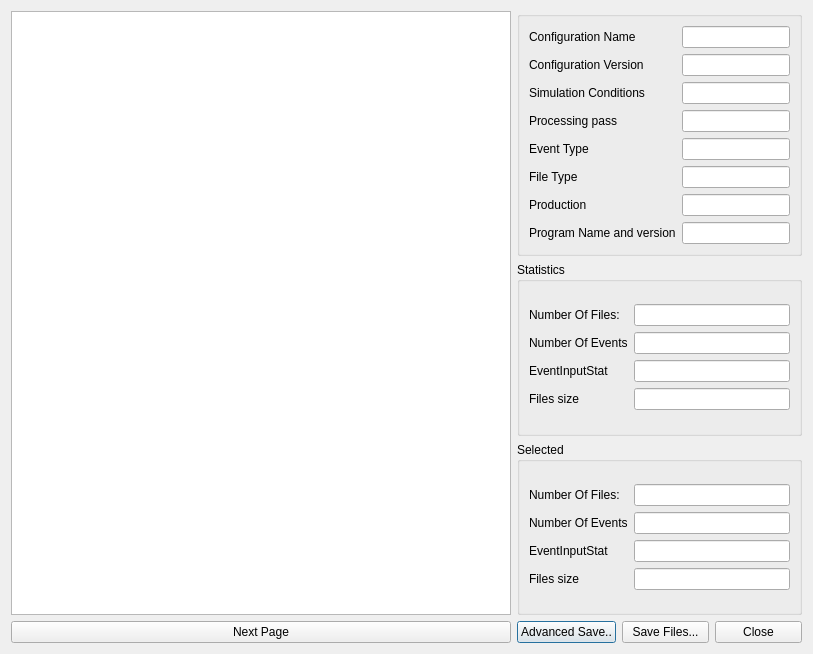
Old version of the form LHCbDIRAC/BookkeepingSystem/Gui/Widget/FileDialog.ui in the repository antolu/LHCbDIRAC.
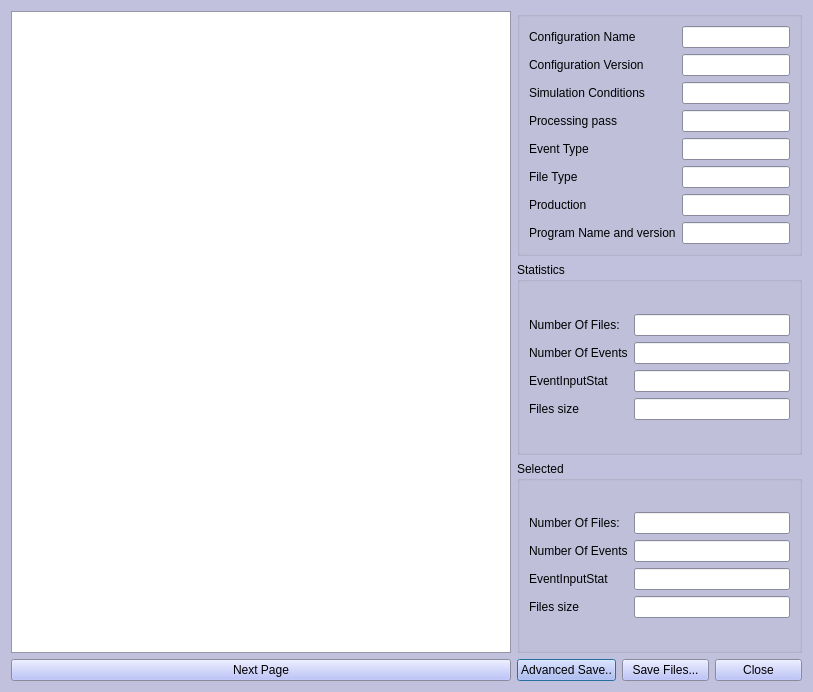
New version of the form.

```diff
--- a/LHCbDIRAC/BookkeepingSystem/Gui/Widget/FileDialog.ui
+++ b/LHCbDIRAC/BookkeepingSystem/Gui/Widget/FileDialog.ui
@@ -10,9 +10,100 @@
     <x>0</x>
     <y>0</y>
     <width>813</width>
-    <height>654</height>
+    <height>692</height>
    </rect>
   </property>
+  <property name="palette">
+   <palette>
+    <active>
+     <colorrole role="Button">
+      <brush brushstyle="SolidPattern">
+       <color alpha="255">
+        <red>170</red>
+        <green>178</green>
+        <blue>249</blue>
+       </color>
+      </brush>
+     </colorrole>
+     <colorrole role="Base">
+      <brush brushstyle="SolidPattern">
+       <color alpha="255">
+        <red>255</red>
+        <green>255</green>
+        <blue>255</blue>
+       </color>
+      </brush>
+     </colorrole>
+     <colorrole role="Window">
+      <brush brushstyle="SolidPattern">
+       <color alpha="255">
+        <red>193</red>
+        <green>193</green>
+        <blue>221</blue>
+       </color>
+      </brush>
+     </colorrole>
+    </active>
+    <inactive>
+     <colorrole role="Button">
+      <brush brushstyle="SolidPattern">
+       <color alpha="255">
+        <red>170</red>
+        <green>178</green>
+        <blue>249</blue>
+       </color>
+      </brush>
+     </colorrole>
+     <colorrole role="Base">
+      <brush brushstyle="SolidPattern">
+       <color alpha="255">
+        <red>255</red>
+        <green>255</green>
+        <blue>255</blue>
+       </color>
+      </brush>
+     </colorrole>
+     <colorrole role="Window">
+      <brush brushstyle="SolidPattern">
+       <color alpha="255">
+        <red>193</red>
+        <green>193</green>
+        <blue>221</blue>
+       </color>
+      </brush>
+     </colorrole>
+    </inactive>
+    <disabled>
+     <colorrole role="Button">
+      <brush brushstyle="SolidPattern">
+       <color alpha="255">
+        <red>170</red>
+        <green>178</green>
+        <blue>249</blue>
+       </color>
+      </brush>
+     </colorrole>
+     <colorrole role="Base">
+      <brush brushstyle="SolidPattern">
+       <color alpha="255">
+        <red>193</red>
+        <green>193</green>
+        <blue>221</blue>
+       </color>
+      </brush>
+     </colorrole>
+     <colorrole role="Window">
+      <brush brushstyle="SolidPattern">
+       <color alpha="255">
+        <red>193</red>
+        <green>193</green>
+        <blue>221</blue>
+       </color>
+      </brush>
+     </colorrole>
+    </disabled>
+   </palette>
+  </property>
   <property name="windowTitle">
    <string>Feicim FileDialog</string>
   </property>
```
